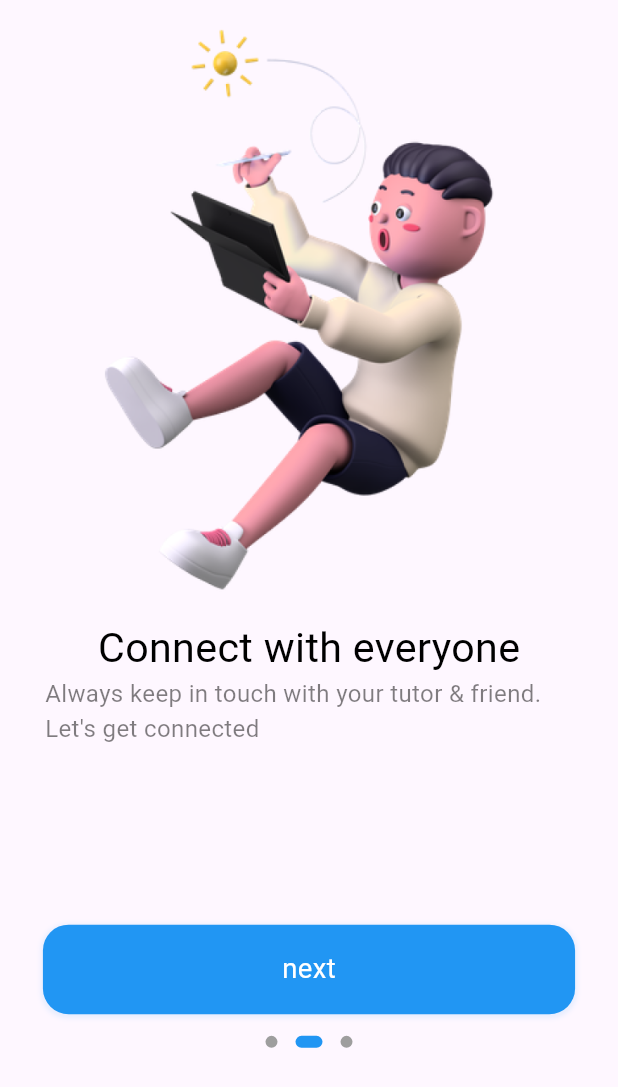
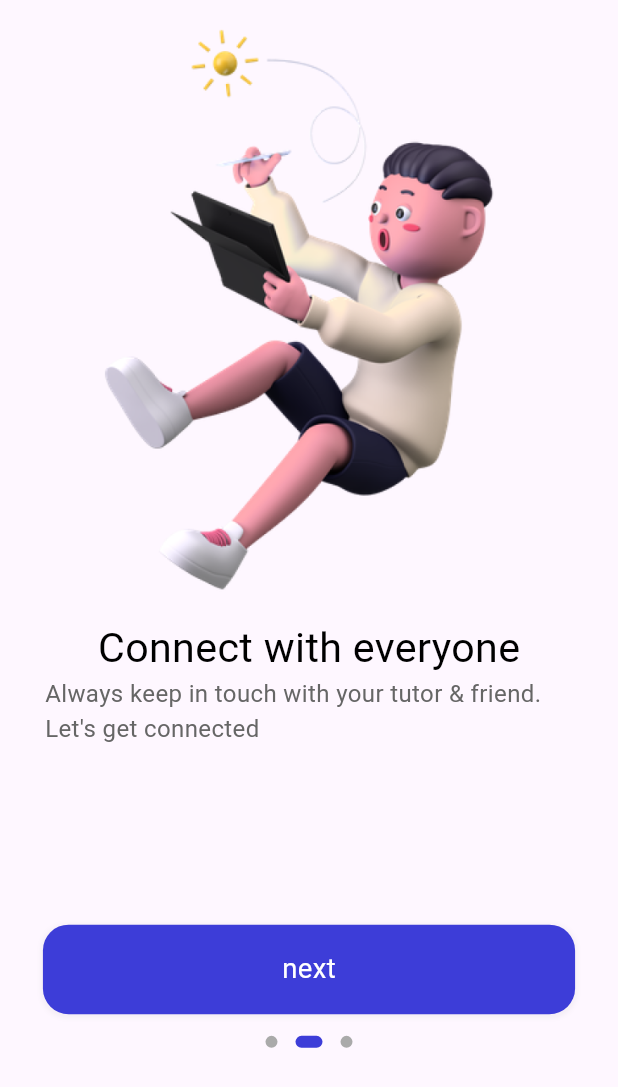
Before and after one commit to Morteza-Rezaei/flutter_learning, a Flutter app: the screen it shows after launch, swiped to page 2, on a phone screen of 412 x 824 dp. Shown: the top 1087 px of the screen. Run offline on Flutter 3.47's test engine with Material 3 defaults, Android fonts, the light colour scheme and no system bars; drawn by our look-alikes of dots_indicator; our stand-ins replace cloud_firestore, flutter_bloc, flutter_screenutil, google_fonts; accounts and stored records are empty.

Commit message:
refactor section and take care some of the ui issues

```diff
--- /dev/null
+++ b/ulearning_app/lib/common/values/colors.dart
@@ -0,0 +1,34 @@
+import 'dart:ui';
+
+class AppColors {
+  /// white background
+  static const Color primaryBackground = Color.fromARGB(255, 255, 255, 255);
+
+  /// grey background
+  static const Color primarySecondaryBackground =
+      Color.fromARGB(255, 247, 247, 249);
+
+  /// main widget color blue
+  static const Color primaryElement = Color.fromARGB(255, 61, 61, 216);
+
+  /// main text color black
+  static const Color primaryText = Color.fromARGB(255, 0, 0, 0);
+  // video background color
+  static const Color primary_bg = Color.fromARGB(210, 32, 47, 62);
+
+  /// main widget text color white
+  static const Color primaryElementText = Color.fromARGB(255, 255, 255, 255);
+  // main widget text color grey
+  static const Color primarySecondaryElementText =
+      Color.fromARGB(255, 102, 102, 102);
+  // main widget third color grey
+  static const Color primaryThirdElementText =
+      Color.fromARGB(255, 170, 170, 170);
+
+  static const Color primaryFourElementText =
+      Color.fromARGB(255, 204, 204, 204);
+  //state color
+  static const Color primaryElementStatus = Color.fromARGB(255, 88, 174, 127);
+
+  static const Color primaryElementBg = Color.fromARGB(255, 238, 121, 99);
+}
--- a/ulearning_app/lib/pages/sign_in/sign_in.dart
+++ b/ulearning_app/lib/pages/sign_in/sign_in.dart
@@ -25,7 +25,7 @@
                 Center(child: reusableText('Or use your email account login')),
                 Container(
                   margin: EdgeInsets.only(
-                    top: 66.h,
+                    top: 36.h,
                   ),
                   padding: EdgeInsets.only(
                     left: 25.w,
--- a/ulearning_app/lib/pages/welcome/welcome.dart
+++ b/ulearning_app/lib/pages/welcome/welcome.dart
@@ -2,6 +2,7 @@
 import 'package:flutter/material.dart';
 import 'package:flutter_bloc/flutter_bloc.dart';
 import 'package:flutter_screenutil/flutter_screenutil.dart';
+import 'package:ulearning_app/common/values/colors.dart';
 import 'package:ulearning_app/main.dart';
 import 'package:ulearning_app/pages/welcome/bloc/welcome_blocs.dart';
 import 'package:ulearning_app/pages/welcome/bloc/welcome_events.dart';
@@ -69,8 +70,8 @@
                       dotsCount: 3,
                       mainAxisAlignment: MainAxisAlignment.center,
                       decorator: DotsDecorator(
-                        color: Colors.grey,
-                        activeColor: Colors.blue,
+                        color: AppColors.primaryThirdElementText,
+                        activeColor: AppColors.primaryElement,
                         size: const Size.square(8.0),
                         activeSize: const Size(18.0, 8.0),
                         activeShape: RoundedRectangleBorder(
@@ -104,7 +105,7 @@
           child: Text(
             title,
             style: TextStyle(
-              color: Colors.black,
+              color: AppColors.primaryText,
               fontSize: 24.sp,
               fontWeight: FontWeight.normal,
             ),
@@ -116,7 +117,7 @@
           child: Text(
             subTitle,
             style: TextStyle(
-              color: Colors.black.withOpacity(0.5),
+              color: AppColors.primarySecondaryElementText,
               fontSize: 14.sp,
               fontWeight: FontWeight.normal,
             ),
@@ -144,11 +145,11 @@
             width: 325.w,
             height: 50.h,
             decoration: BoxDecoration(
-              color: Colors.blue,
+              color: AppColors.primaryElement,
               borderRadius: BorderRadius.all(Radius.circular(15.w)),
               boxShadow: [
                 BoxShadow(
-                  color: Colors.blue.withOpacity(0.1),
+                  color: Colors.grey.withOpacity(0.1),
                   spreadRadius: 1,
                   blurRadius: 2,
                   offset: const Offset(0, 1),
```
Also changed, not shown: ulearning_app/lib/pages/sign_in/widgets/sign_in_widget.dart (+23 -14 lines).
